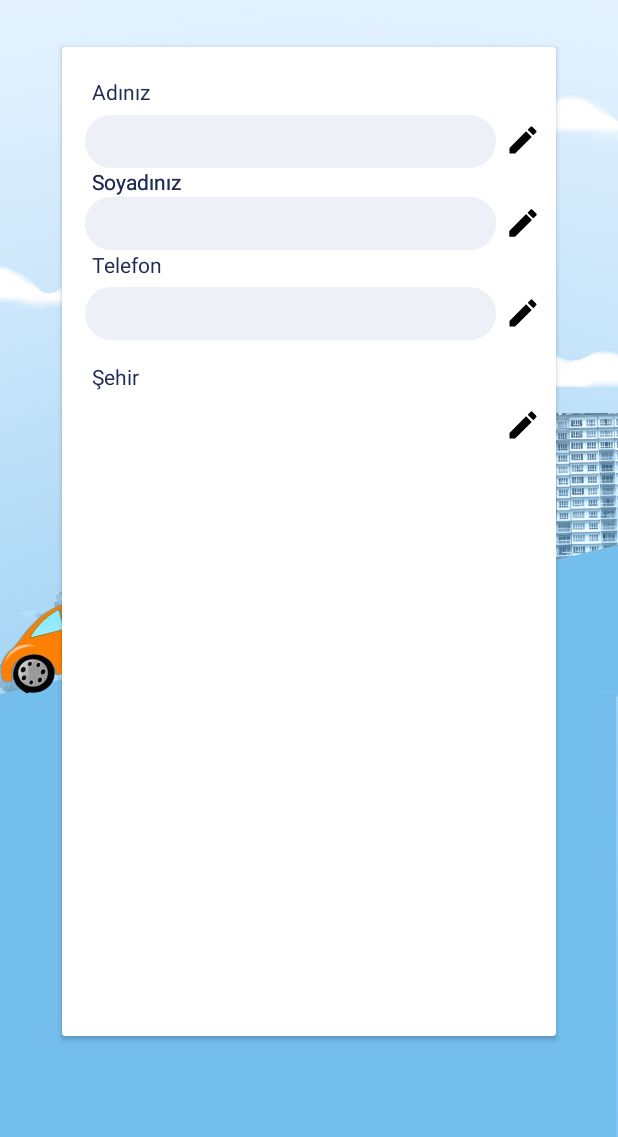
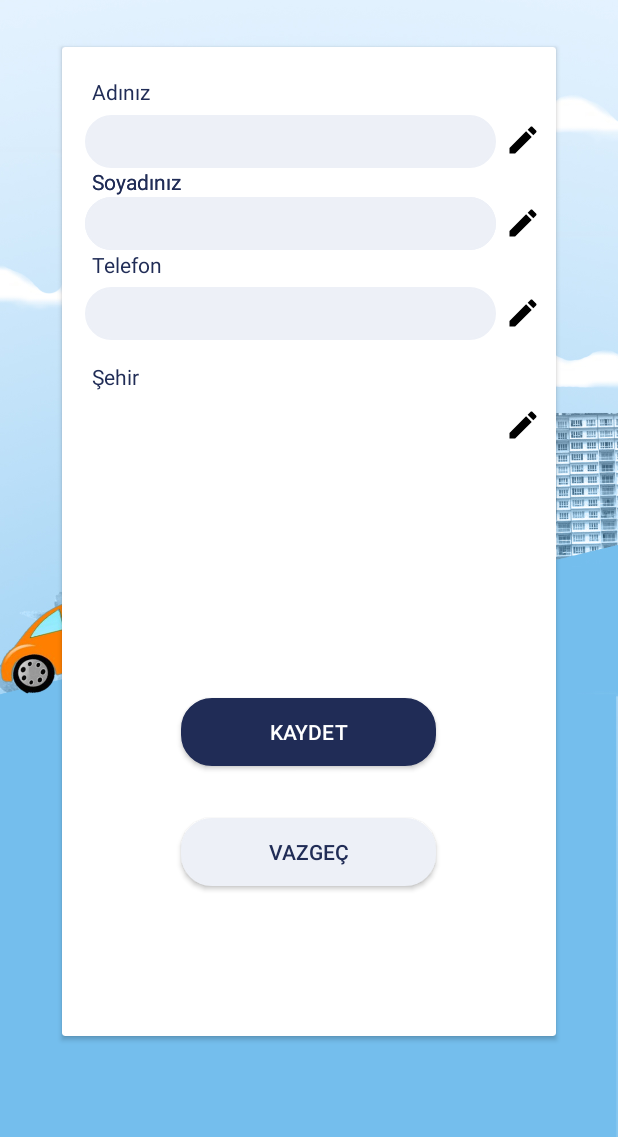
Before and after one commit to mahmutcant/KrankRent, an Android app: the ProfilePage screen opened directly, with no data from a screen before it, on a phone screen of 412 x 824 dp, the part 99-1236 px from its top. Run offline under Robolectric (Android 15) with nearby library versions, the phone set to English and light mode, and no system bars; our stand-ins replace Firebase (no records; nobody signed in at launch, a user with empty details on screens opened directly); 3 statements that could not run were skipped.

Commit message:
profil sayfasi tamamlandi

```diff
--- a/app/src/main/java/com/mahmut/krankrent/ProfilePage.java
+++ b/app/src/main/java/com/mahmut/krankrent/ProfilePage.java
@@ -1,24 +1,79 @@
 package com.mahmut.krankrent;
+import androidx.annotation.NonNull;
 import androidx.appcompat.app.AppCompatActivity;
 
 import android.content.Intent;
 import android.os.Bundle;
 import android.view.View;
+import android.widget.Button;
+import android.widget.EditText;
 import android.widget.ImageView;
 
 import com.google.firebase.auth.FirebaseAuth;
+import com.google.firebase.auth.FirebaseUser;
+import com.google.firebase.database.DataSnapshot;
+import com.google.firebase.database.DatabaseError;
+import com.google.firebase.database.DatabaseReference;
+import com.google.firebase.database.FirebaseDatabase;
+import com.google.firebase.database.ValueEventListener;
+
 public class ProfilePage extends AppCompatActivity {
-    private ImageView anaSayfa,profileIcon,addCarIcon,arabaDuzenle,iconCikis;
+    private ImageView anaSayfa,profileIcon,addCarIcon,arabaDuzenle,iconCikis,acAdi,acSoyad,acTelefon,acSehirSpinner;
+    private Button btnKaydet,btnVazgec;
+    private EditText txtProfilAdi,txtProfilSoyadi,txtProfilTelefon;
+    private FirebaseAuth mAuth;
+    private FirebaseUser mUser;
+    private DatabaseReference mReference;
     @Override
     protected void onCreate(Bundle savedInstanceState) {
         super.onCreate(savedInstanceState);
         setContentView(R.layout.activity_profile_page);
+        mAuth = FirebaseAuth.getInstance();
+        mUser = mAuth.getCurrentUser();
+        txtProfilAdi = (EditText)findViewById(R.id.txtProfilAdi);
+        txtProfilSoyadi = (EditText)findViewById(R.id.txtProfilSoyadi);
+        txtProfilTelefon = (EditText)findViewById(R.id.txtProfilTelefon);
         profileIcon = (ImageView)findViewById(R.id.profileIcon);
         profileIcon.setVisibility(View.INVISIBLE);
         anaSayfa = (ImageView)findViewById(R.id.iconMainPage);
         addCarIcon = (ImageView)findViewById(R.id.addCarIcon);
         arabaDuzenle = (ImageView)findViewById(R.id.arabaDuzenle);
         iconCikis = (ImageView)findViewById(R.id.iconCikis);
+        acAdi = (ImageView)findViewById(R.id.acAdi);
+        acSoyad = (ImageView)findViewById(R.id.acSoyad);
+        acTelefon = (ImageView)findViewById(R.id.acTelefon);
+        acSehirSpinner = (ImageView)findViewById(R.id.acSehirSpinner);
+        btnKaydet = (Button)findViewById(R.id.btnProfilKaydet);
+        btnVazgec = (Button)findViewById(R.id.btnProfilVazgec);
+        mReference = FirebaseDatabase.getInstance().getReference("kullanicilar").child(mUser.getUid());
+        mReference.addValueEventListener(new ValueEventListener() {
+            @Override
+            public void onDataChange(@NonNull DataSnapshot snapshot) {
+                txtProfilAdi.setText(snapshot.child("Adi").getValue().toString());
+                txtProfilSoyadi.setText(snapshot.child("Soyadi").getValue().toString());
+                txtProfilTelefon.setText(snapshot.child("kullaniciTel").getValue().toString());
+            }
+            @Override
+            public void onCancelled(@NonNull DatabaseError error) {}
+        });
+        acAdi.setOnClickListener(new View.OnClickListener() {
+            @Override
+            public void onClick(View v) {
+                txtProfilAdi.setEnabled(true);
+            }
+        });
+        acSoyad.setOnClickListener(new View.OnClickListener() {
+            @Override
+            public void onClick(View v) {
+                txtProfilSoyadi.setEnabled(true);
+            }
+        });
+        acTelefon.setOnClickListener(new View.OnClickListener() {
+            @Override
+            public void onClick(View v) {
+                txtProfilTelefon.setEnabled(true);
+            }
+        });
         iconCikis.setOnClickListener(new View.OnClickListener() {
             @Override
             public void onClick(View v) {
--- a/app/src/main/res/layout/activity_profile_page.xml
+++ b/app/src/main/res/layout/activity_profile_page.xml
@@ -28,15 +28,19 @@
             android:layout_marginLeft="20dp"
             android:text="Adınız"/>
         <EditText
+            android:id="@+id/txtProfilAdi"
+            android:textColor="@color/themeColor"
             android:layout_width="match_parent"
             android:layout_height="35dp"
             android:background="@drawable/mybutton"
             android:layout_marginLeft="15dp"
             android:layout_marginRight="40dp"
             android:layout_marginTop="45dp"
+            android:enabled="false"
             android:backgroundTint="@color/editTextColor"
             android:textColorHint="@color/themeColor" />
         <ImageView
+            android:id="@+id/acAdi"
             android:layout_width="wrap_content"
             android:layout_height="wrap_content"
             android:src="@drawable/ic_baseline_edit_24"
@@ -53,6 +57,7 @@
             android:text="Soyadınız"/>
         <EditText
             android:layout_width="match_parent"
+            android:enabled="false"
             android:layout_height="35dp"
             android:background="@drawable/mybutton"
             android:layout_marginLeft="15dp"
@@ -60,14 +65,6 @@
             android:layout_marginTop="100dp"
             android:backgroundTint="@color/editTextColor"
             android:textColorHint="@color/themeColor" />
-        <ImageView
-            android:layout_width="wrap_content"
-            android:layout_height="wrap_content"
-            android:src="@drawable/ic_baseline_edit_24"
-            android:layout_gravity="end"
-            android:layout_marginTop="105dp"
-            android:layout_marginRight="10dp"
-            />
         <TextView
             android:layout_width="match_parent"
             android:layout_height="25dp"
@@ -76,6 +73,8 @@
             android:layout_marginLeft="20dp"
             android:text="Soyadınız"/>
         <EditText
+            android:id="@+id/txtProfilSoyadi"
+            android:textColor="@color/themeColor"
             android:layout_width="match_parent"
             android:layout_height="35dp"
             android:background="@drawable/mybutton"
@@ -85,6 +84,7 @@
             android:backgroundTint="@color/editTextColor"
             android:textColorHint="@color/themeColor" />
         <ImageView
+            android:id="@+id/acSoyad"
             android:layout_width="wrap_content"
             android:layout_height="wrap_content"
             android:src="@drawable/ic_baseline_edit_24"
@@ -100,15 +100,19 @@
             android:layout_marginLeft="20dp"
             android:text="Telefon"/>
         <EditText
+            android:id="@+id/txtProfilTelefon"
+            android:textColor="@color/themeColor"
             android:layout_width="match_parent"
             android:layout_height="35dp"
             android:background="@drawable/mybutton"
+            android:enabled="false"
             android:layout_marginLeft="15dp"
             android:layout_marginRight="40dp"
             android:layout_marginTop="160dp"
             android:backgroundTint="@color/editTextColor"
             android:textColorHint="@color/themeColor" />
         <ImageView
+            android:id="@+id/acTelefon"
             android:layout_width="wrap_content"
             android:layout_height="wrap_content"
             android:src="@drawable/ic_baseline_edit_24"
@@ -117,6 +121,7 @@
             android:layout_marginRight="10dp"
             />
         <ImageView
+            android:id="@+id/acSehirSpinner"
             android:layout_width="wrap_content"
             android:layout_height="wrap_content"
             android:src="@drawable/ic_baseline_edit_24"
@@ -133,6 +138,7 @@
             android:layout_marginLeft="20dp"
             />
         <Spinner
+            android:id="@+id/spinnerProfilSehir"
             android:layout_width="match_parent"
             android:layout_height="wrap_content"
             android:layout_marginTop="240dp"
@@ -141,5 +147,26 @@
             android:background="@drawable/myedittext"
             android:backgroundTint="@color/editTextColor"
             />
+        <Button
+            android:id="@+id/btnProfilKaydet"
+            android:layout_width="170dp"
+            android:layout_height="45dp"
+            android:layout_gravity="center|bottom"
+            android:layout_marginBottom="180dp"
+            android:text="Kaydet"
+            android:background="@drawable/mybutton"
+            android:backgroundTint="@color/themeColor"
+            />
+        <Button
+            android:id="@+id/btnProfilVazgec"
+            android:layout_width="170dp"
+            android:layout_height="45dp"
+            android:layout_gravity="center|bottom"
+            android:layout_marginBottom="100dp"
+            android:text="Vazgeç"
+            android:textColor="@color/themeColor"
+            android:background="@drawable/mybutton"
+            android:backgroundTint="@color/editTextColor"
+            />
     </androidx.cardview.widget.CardView>
 </androidx.constraintlayout.widget.ConstraintLayout>
```
